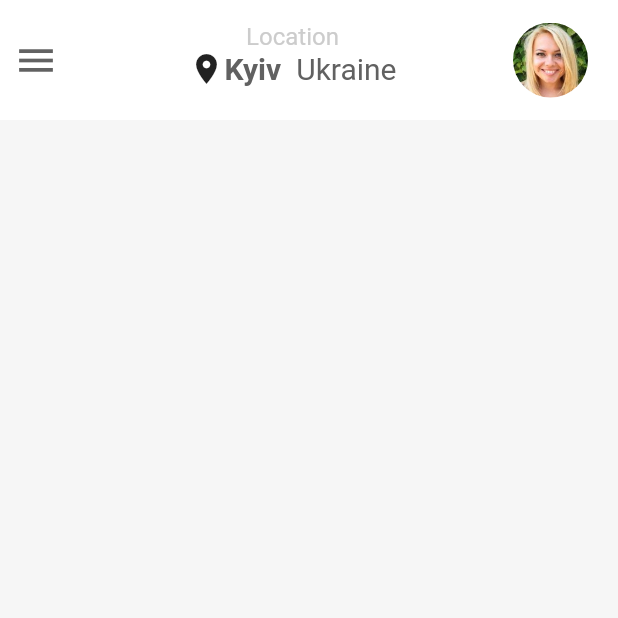
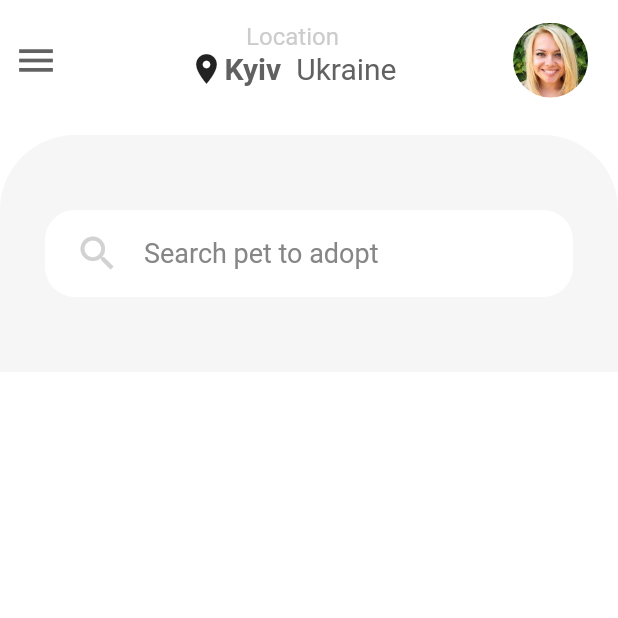
Before and after one commit to codingbbq/pets_adoption_app, a Flutter app: the screen it shows after launch, on a phone screen of 412 x 824 dp, the top half of it. Run offline on Flutter 3.47's test engine with Material 2 defaults, Android fonts, the phone set to English and light mode, and no system bars.

Commit message:
Adding search box component

```diff
--- /dev/null
+++ b/lib/components/homePageBody.dart
@@ -0,0 +1,23 @@
+import 'package:flutter/material.dart';
+import 'package:pets_adoption_app/components/searchBox.dart';
+import 'package:pets_adoption_app/utils/colors.dart';
+
+class HomePageBody extends StatelessWidget {
+  @override
+  Widget build(BuildContext context) {
+    return Container(
+      decoration: BoxDecoration(
+        color: bodyBgColor,
+        borderRadius: BorderRadius.only(topLeft: Radius.circular(50.0), topRight: Radius.circular(50.0))
+      ),
+      child: Padding(
+        padding: const EdgeInsets.symmetric(vertical: 50.0, horizontal: 30.0),
+        child: Column(
+          children: <Widget>[
+            SearchBox(),
+          ],
+        ),
+      ),
+    );
+  }
+}
--- /dev/null
+++ b/lib/components/searchBox.dart
@@ -0,0 +1,31 @@
+import 'package:flutter/material.dart';
+import 'package:pets_adoption_app/utils/colors.dart';
+import 'package:pets_adoption_app/utils/strings.dart';
+
+class SearchBox extends StatelessWidget {
+  @override
+  Widget build(BuildContext context) {
+    return Container(
+      padding: const EdgeInsets.symmetric(horizontal: 20.0, vertical: 5.0),
+      decoration: BoxDecoration(
+        borderRadius: BorderRadius.circular(20.0),
+        color: Colors.white
+      ),
+      child: TextField(
+        decoration: InputDecoration(
+          icon: Icon(
+            Icons.search,
+            size: 30.0,
+            color: iconColor,
+          ),
+          border: InputBorder.none,
+          hintText: SEARCH,
+          hintStyle: TextStyle(
+            color: secondaryTextColor,
+            fontSize: 18.0
+          )
+        ),
+      ),
+    );
+  }
+}
--- a/lib/pages/Home.dart
+++ b/lib/pages/Home.dart
@@ -1,5 +1,6 @@
 import 'package:flutter/material.dart';
 import 'package:pets_adoption_app/components/header.dart';
+import 'package:pets_adoption_app/components/homePageBody.dart';
 import 'package:pets_adoption_app/utils/colors.dart';
 
 class Home extends StatelessWidget {
@@ -11,7 +12,9 @@ class Home extends StatelessWidget {
           body: Container(
             child: Column(
               children: <Widget>[
-                Header()
+                Header(),
+                SizedBox(height: 10.0,),
+                HomePageBody()
               ],
             ),
           ),
--- a/lib/utils/colors.dart
+++ b/lib/utils/colors.dart
@@ -1,5 +1,10 @@
 import 'package:flutter/material.dart';
 
-const Color hdrBgColor = Colors.white;
-const Color bgColor = Color(0xFFf6f6f6);
-const Color textColor = Color(0xFF616161);
+const Color hdrBgColor = Colors.white; // Header background i,e appBar
+const Color bgColor = Colors.white;
+const Color bodyBgColor = Color(0xFFF6F6F6); // Gray body background
+
+const Color textColor = Color(0xFF616161); // Primary text color
+const Color secondaryTextColor = Color(0xFF868686); // Secondary text color
+
+const Color iconColor = Color(0xFFd2d2d2);
--- a/lib/utils/strings.dart
+++ b/lib/utils/strings.dart
@@ -1 +1,2 @@
 const String LOCATION = "Location";
+const String SEARCH = "Search pet to adopt";
```
